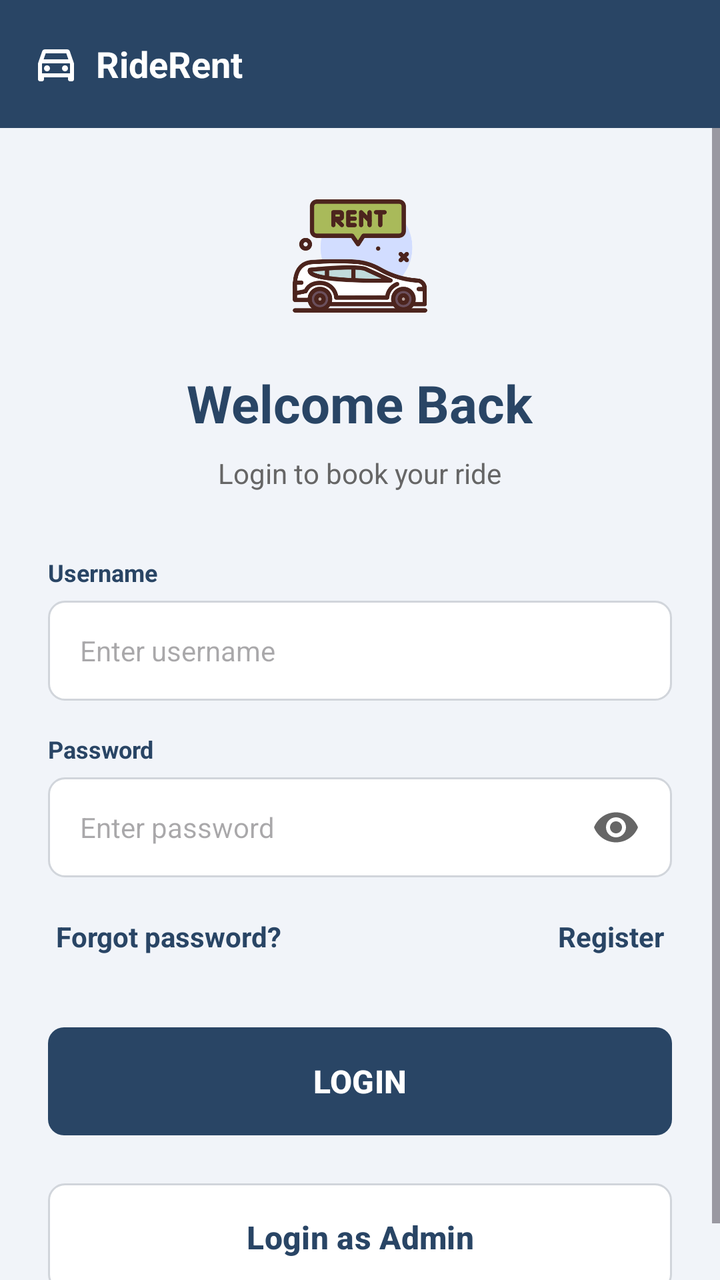
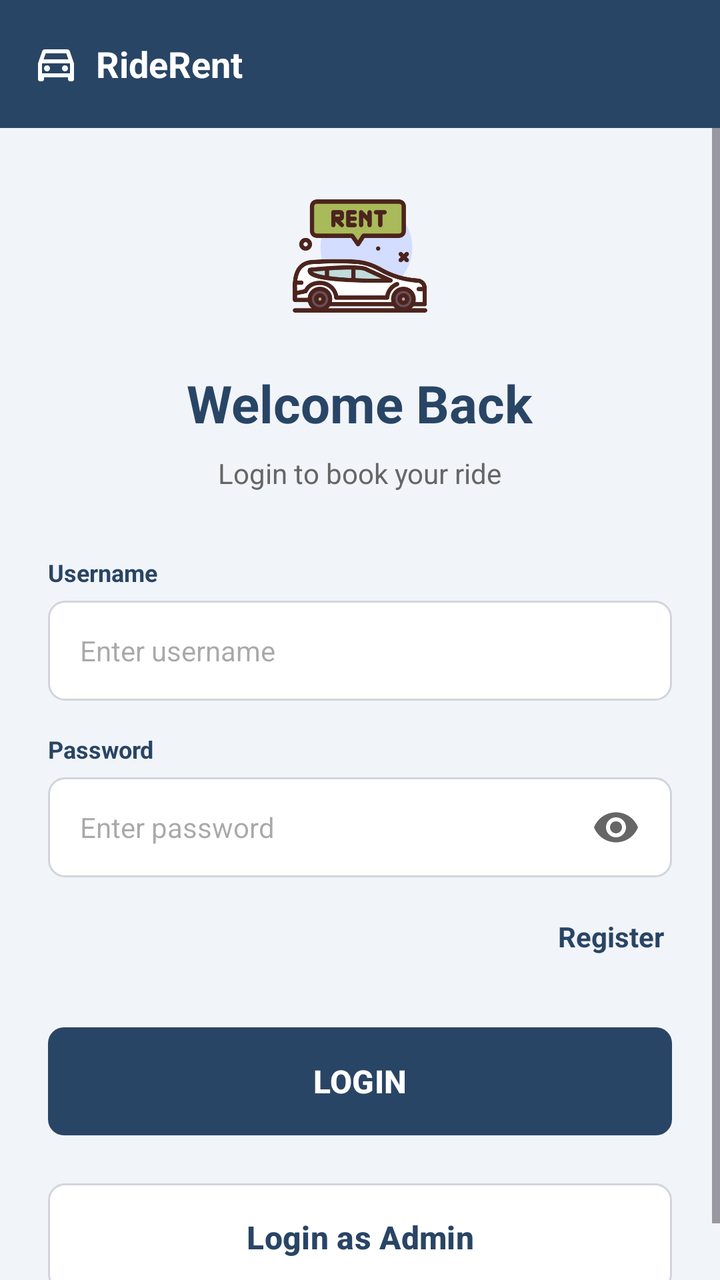

Before-and-after screenshots of an Android layout around one commit, followed by the original layout XML and the change that was made.
<!-- AndroidManifest.xml: application theme Theme.Android_vehicle_project -->
<!-- res/layout/activity_main.xml -->
<?xml version="1.0" encoding="utf-8"?>
<LinearLayout xmlns:android="http://schemas.android.com/apk/res/android"
    xmlns:app="http://schemas.android.com/apk/res-auto"
    android:layout_width="match_parent"
    android:layout_height="match_parent"
    android:background="@color/background_light"
    android:fitsSystemWindows="true"
    android:orientation="vertical">

    
    <androidx.appcompat.widget.Toolbar
        android:id="@+id/toolbar"
        android:layout_width="match_parent"
        android:layout_height="?attr/actionBarSize"
        android:background="@color/primary_navy"
        app:titleTextColor="@color/white">

        <LinearLayout
            android:layout_width="wrap_content"
            android:layout_height="wrap_content"
            android:gravity="center_vertical"
            android:orientation="horizontal">

            <ImageView
                android:layout_width="24dp"
                android:layout_height="24dp"
                android:layout_marginEnd="8dp"
                android:contentDescription="@string/app_name"
                android:src="@drawable/ic_vehicle"
                app:tint="@color/white" />

            <TextView
                android:layout_width="wrap_content"
                android:layout_height="wrap_content"
                android:text="@string/app_name"
                android:textColor="@color/white"
                android:textSize="18sp"
                android:textStyle="bold" />
        </LinearLayout>
    </androidx.appcompat.widget.Toolbar>

    <ScrollView
        android:id="@+id/scrollViewMain"
        android:layout_width="match_parent"
        android:layout_height="match_parent"
        android:clipToPadding="false"
        android:fillViewport="true">

        <LinearLayout
            android:layout_width="match_parent"
            android:layout_height="wrap_content"
            android:gravity="center_horizontal"
            android:orientation="vertical"
            android:padding="24dp"
            android:paddingBottom="40dp">

            <ImageView
                android:layout_width="80dp"
                android:layout_height="80dp"
                android:contentDescription="@string/app_name"
                android:src="@drawable/logo" />

            <Space
                android:layout_width="match_parent"
                android:layout_height="16dp" />

            <TextView
                android:layout_width="wrap_content"
                android:layout_height="wrap_content"
                android:text="@string/welcome_back"
                android:textColor="@color/text_dark"
                android:textSize="26sp"
                android:textStyle="bold" />

            <TextView
                android:layout_width="wrap_content"
                android:layout_height="wrap_content"
                android:layout_marginTop="8dp"
                android:text="@string/login_subtitle"
                android:textColor="@color/text_gray"
                android:textSize="14sp" />

            <Space
                android:layout_width="match_parent"
                android:layout_height="32dp" />

            
            <TextView
                android:layout_width="match_parent"
                android:layout_height="wrap_content"
                android:layout_marginBottom="6dp"
                android:text="@string/username"
                android:textColor="@color/text_dark"
                android:textSize="12sp"
                android:textStyle="bold" />

            <EditText
                android:id="@+id/etUsername"
                android:layout_width="match_parent"
                android:layout_height="50dp"
                android:autofillHints="username"
                android:background="@drawable/bg_input"
                android:hint="@string/hint_username"
                android:inputType="textEmailAddress"
                android:paddingHorizontal="16dp"
                android:textColor="@color/text_dark"
                android:textSize="14sp" />

            <Space
                android:layout_width="match_parent"
                android:layout_height="16dp" />

            
            <TextView
                android:layout_width="match_parent"
                android:layout_height="wrap_content"
                android:layout_marginBottom="6dp"
                android:text="@string/password"
                android:textColor="@color/text_dark"
                android:textSize="12sp"
                android:textStyle="bold" />

            <RelativeLayout
                android:layout_width="match_parent"
                android:layout_height="50dp"
                android:background="@drawable/bg_input">

                <EditText
                    android:id="@+id/etPassword"
                    android:layout_width="match_parent"
                    android:layout_height="match_parent"
                    android:autofillHints="password"
                    android:background="@null"
                    android:hint="@string/hint_password"
                    android:inputType="textPassword"
                    android:paddingHorizontal="16dp"
                    android:paddingEnd="48dp"
                    android:paddingStart="16dp"
                    android:textColor="@color/text_dark"
                    android:textSize="14sp" />

                <ImageView
                    android:id="@+id/ivTogglePassword"
                    android:layout_width="24dp"
                    android:layout_height="24dp"
                    android:layout_alignParentEnd="true"
                    android:layout_centerVertical="true"
                    android:layout_marginEnd="16dp"
                    android:background="?attr/selectableItemBackgroundBorderless"
                    android:clickable="true"
                    android:contentDescription="@string/password"
                    android:focusable="true"
                    android:src="@drawable/ic_eye" />
            </RelativeLayout>

            <Space
                android:layout_width="match_parent"
                android:layout_height="16dp" />

            
            <RelativeLayout
                android:layout_width="match_parent"
                android:layout_height="wrap_content">

                <TextView
                    android:id="@+id/tvForgotPassword"
                    android:layout_width="wrap_content"
                    android:layout_height="wrap_content"
                    android:layout_alignParentStart="true"
                    android:background="?attr/selectableItemBackground"
                    android:padding="4dp"
                    android:text="@string/forgot_password"
                    android:textColor="@color/primary_navy"
                    android:textSize="14sp"
                    android:textStyle="bold" />

                <TextView
                    android:id="@+id/tvRegister"
                    android:layout_width="wrap_content"
                    android:layout_height="wrap_content"
                    android:layout_alignParentEnd="true"
                    android:background="?attr/selectableItemBackground"
                    android:padding="4dp"
                    android:text="@string/register"
                    android:textColor="@color/primary_navy"
                    android:textSize="14sp"
                    android:textStyle="bold" />
            </RelativeLayout>

            <Space
                android:layout_width="match_parent"
                android:layout_height="32dp" />

            
            <Button
                android:id="@+id/btnLogin"
                android:layout_width="match_parent"
                android:layout_height="54dp"
                android:background="@drawable/bg_button"
                android:text="@string/login"
                android:textColor="@color/white"
                android:textSize="16sp"
                android:textStyle="bold"
                app:backgroundTint="@null" />

            <Space
                android:layout_width="match_parent"
                android:layout_height="24dp" />

            
            <Button
                android:id="@+id/btnLoginAsAdmin"
                android:layout_width="match_parent"
                android:layout_height="54dp"
                android:background="@drawable/bg_input"
                android:text="@string/login_as_admin"
                android:textColor="@color/primary_navy"
                android:textSize="16sp"
                android:textStyle="bold"
                app:backgroundTint="@null" />

        </LinearLayout>
    </ScrollView>
</LinearLayout>
<!-- resources referenced by this layout -->
<resources>
  <color name="background_light">#F1F4F9</color>
  <color name="primary_navy">#294565</color>
  <color name="text_dark">#294565</color>
  <color name="text_gray">#666666</color>
  <color name="white">#FFFFFFFF</color>
  <!-- drawable bg_button (drawable) -->
  <?xml version="1.0" encoding="utf-8"?>
  <shape xmlns:android="http://schemas.android.com/apk/res/android"
      android:shape="rectangle">
      <solid android:color="@color/primary_navy" />
      <corners android:radius="8dp" />
  </shape>
  <!-- drawable bg_input (drawable) -->
  <?xml version="1.0" encoding="utf-8"?>
  <shape xmlns:android="http://schemas.android.com/apk/res/android"
      android:shape="rectangle">
      <solid android:color="@color/white" />
      <corners android:radius="8dp" />
      <stroke
          android:width="1dp"
          android:color="@color/border_gray" />
  </shape>
  <!-- drawable ic_eye (drawable) -->
  <vector xmlns:android="http://schemas.android.com/apk/res/android"
      android:width="24dp"
      android:height="24dp"
      android:viewportWidth="24"
      android:viewportHeight="24">
    <path
        android:fillColor="@color/text_gray"
        android:pathData="M12,4.5C7,4.5 2.73,7.61 1,12c1.73,4.39 6,7.5 11,7.5s9.27,-3.11 11,-7.5c-1.73,-4.39 -6,-7.5 -11,-7.5zM12,17c-2.76,0 -5,-2.24 -5,-5s2.24,-5 5,-5 5,2.24 5,5 -2.24,5 -5,5zM12,9c-1.66,0 -3,1.34 -3,3s1.34,3 3,3 3,-1.34 3,-3 -1.34,-3 -3,-3z"/>
  </vector>
  <!-- drawable ic_vehicle (drawable) -->
  <vector xmlns:android="http://schemas.android.com/apk/res/android"
      android:width="24dp"
      android:height="24dp"
      android:viewportWidth="24"
      android:viewportHeight="24">
    <path
        android:fillColor="@color/primary_navy"
        android:pathData="M18.92,6.01C18.72,5.42 18.16,5 17.5,5h-11c-0.66,0 -1.22,0.42 -1.42,1.01L3,12v8c0,0.55 0.45,1 1,1h1c0.55,0 1,-0.45 1,-1v-1h12v1c0,0.55 0.45,1 1,1h1c0.55,0 1,-0.45 1,-1v-8l-2.08,-5.99zM6.85,7h10.29l1.04,3H5.81l1.04,-3zM19,17H5v-4.66l0.12,-0.34h13.76l0.12,0.34V17zM7.5,13C8.33,13 9,13.67 9,14.5S8.33,16 7.5,16 6,15.33 6,14.5 6.67,13 7.5,13zM16.5,13c0.83,0 1.5,0.67 1.5,1.5s-0.67,1.5 -1.5,1.5 -1.5,-0.67 -1.5,-1.5 0.67,-1.5 1.5,-1.5z"/>
  </vector>
  <!-- drawable logo: png bitmap (drawable, 32823 bytes) -->
  <string name="app_name">RideRent</string>
  <string name="forgot_password">Forgot password?</string>
  <string name="hint_password">Enter password</string>
  <string name="hint_username">Enter username</string>
  <string name="login">LOGIN</string>
  <string name="login_as_admin">Login as Admin</string>
  <string name="login_subtitle">Login to book your ride</string>
  <string name="password">Password</string>
  <string name="register">Register</string>
  <string name="username">Username</string>
  <string name="welcome_back">Welcome Back</string>
  <style name="Theme.Android_vehicle_project" parent="Base.Theme.android_vehicle_project" />
  <color name="border_gray">#D1D5DB</color>
  <style name="Base.Theme.android_vehicle_project" parent="Theme.Material3.DayNight.NoActionBar">
  
          <item name="colorPrimary">@color/primary_navy</item>
          <item name="colorPrimaryDark">@color/primary_navy_dark</item>
          <item name="colorSecondary">@color/primary_navy</item>
          <item name="android:windowBackground">@color/background_light</item>
      </style>
  <color name="primary_navy_dark">#1E334D</color>
</resources>

<!-- the commit's change to res/layout/activity_main.xml (unified diff, before → after) -->
@@ -162,17 +162,17 @@
                 android:layout_width="match_parent"
                 android:layout_height="wrap_content">
 
-                <TextView
-                    android:id="@+id/tvForgotPassword"
-                    android:layout_width="wrap_content"
-                    android:layout_height="wrap_content"
-                    android:layout_alignParentStart="true"
-                    android:background="?attr/selectableItemBackground"
-                    android:padding="4dp"
-                    android:text="@string/forgot_password"
-                    android:textColor="@color/primary_navy"
-                    android:textSize="14sp"
-                    android:textStyle="bold" />
+
+
+
+
+
+
+
+
+
+
+
 
                 <TextView
                     android:id="@+id/tvRegister"
<!-- resource entries referenced after the edit -->
@@ -44,7 +44,6 @@
   </vector>
   <!-- drawable logo: png bitmap (drawable, 32823 bytes) -->
   <string name="app_name">RideRent</string>
-  <string name="forgot_password">Forgot password?</string>
   <string name="hint_password">Enter password</string>
   <string name="hint_username">Enter username</string>
   <string name="login">LOGIN</string>
